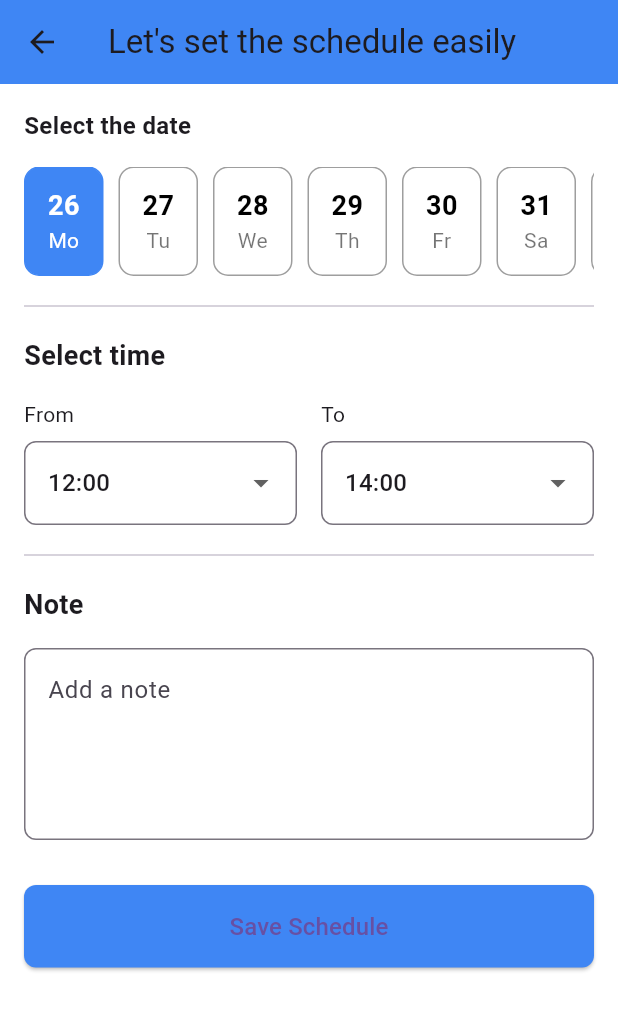
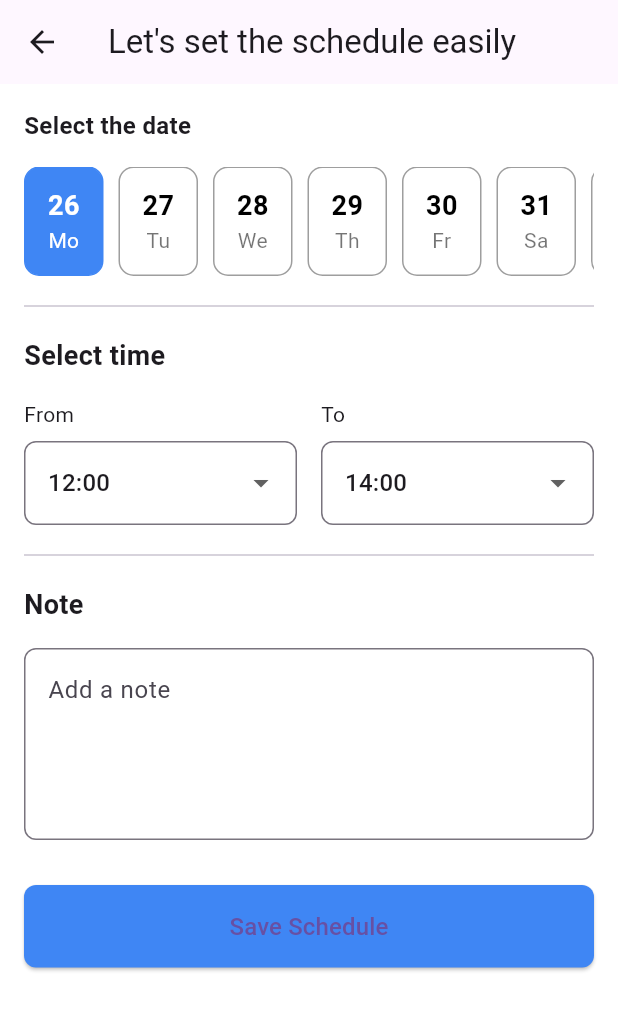
Before and after one commit to Sithumli/Alviora, a Flutter app: the AddSchedule screen opened directly, on a phone screen of 412 x 824 dp. Shown: the top 1010 px of the screen. Run offline on Flutter 3.47's test engine with Material 3 defaults, Android fonts, the phone set to English and light mode, and no system bars; our stand-ins replace firebase_auth, firebase_core; accounts and stored records are empty.

Commit message:
5th 28 Night

```diff
--- a/lib/addschedule.dart
+++ b/lib/addschedule.dart
@@ -36,7 +36,6 @@ class _AddScheduleState extends State<AddSchedule> {
     return Scaffold(
       appBar: AppBar(
         title: const Text("Let's set the schedule easily"),
-        backgroundColor: const Color(0xFF3F86F4),
       ),
       body: SingleChildScrollView(
         padding: const EdgeInsets.all(16),
```
Also changed, not shown: lib/home_screen.dart (+10 -2 lines).
